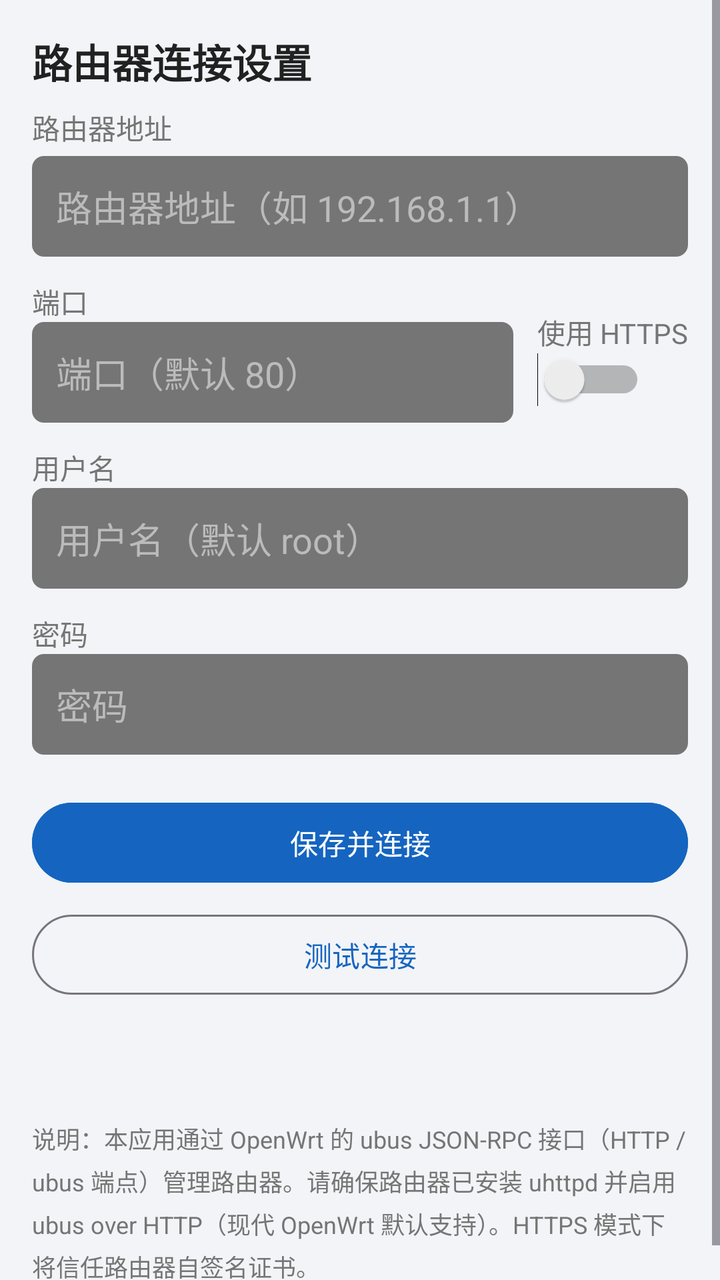
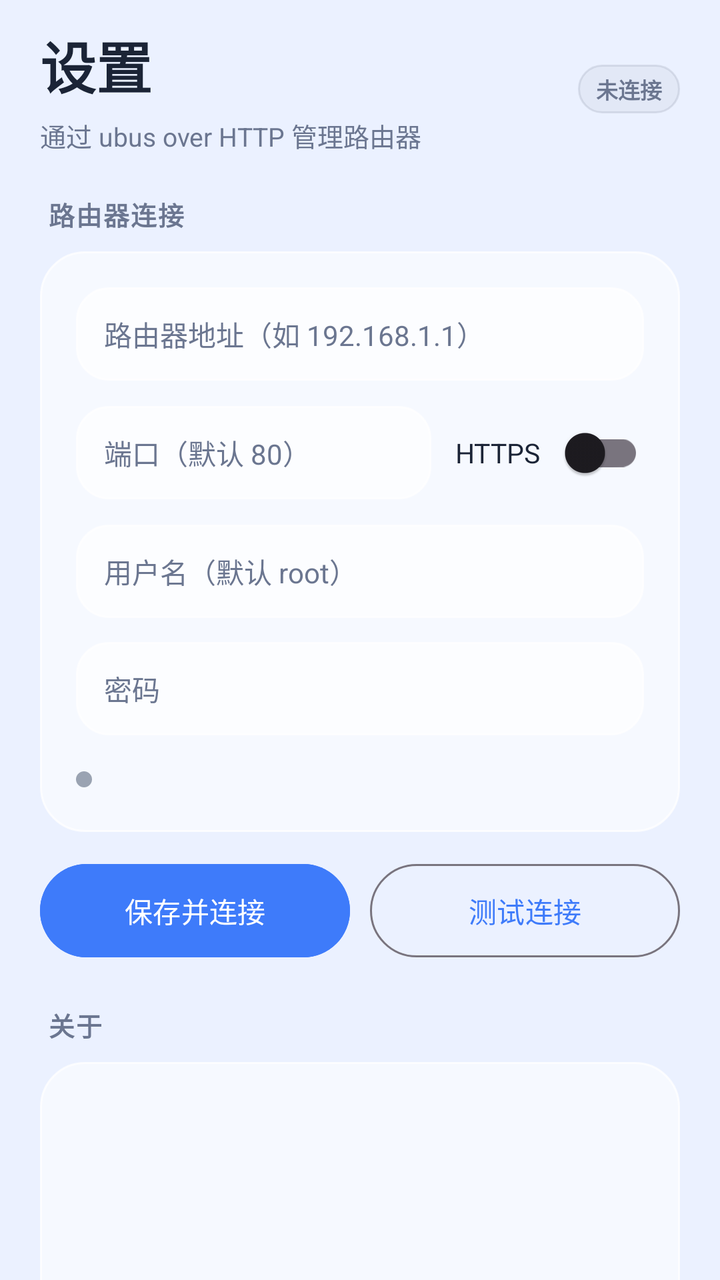

Compare the two renders of this Android layout. The source of the first and the diff that turns it into the second are given below.
<!-- AndroidManifest.xml: application theme Theme.MyOpenWrt -->
<!-- res/layout/fragment_settings.xml -->
<?xml version="1.0" encoding="utf-8"?>
<ScrollView xmlns:android="http://schemas.android.com/apk/res/android"
    android:layout_width="match_parent"
    android:layout_height="match_parent"
    android:fillViewport="true">

    <LinearLayout
        android:layout_width="match_parent"
        android:layout_height="wrap_content"
        android:orientation="vertical"
        android:padding="16dp">

        <TextView
            android:layout_width="wrap_content"
            android:layout_height="wrap_content"
            android:text="@string/settings_title"
            android:textColor="@color/text_primary"
            android:textSize="20sp"
            android:textStyle="bold"
            android:paddingBottom="8dp" />

        <TextView
            android:layout_width="match_parent"
            android:layout_height="wrap_content"
            android:layout_marginBottom="4dp"
            android:text="路由器地址"
            android:textColor="@color/text_secondary" />

        <EditText
            android:id="@+id/et_host"
            android:layout_width="match_parent"
            android:layout_height="wrap_content"
            android:hint="@string/hint_host"
            android:inputType="text"
            android:padding="12dp"
            android:background="@drawable/bg_input"
            android:textColorHint="#BBBBBB" />

        <LinearLayout
            android:layout_width="match_parent"
            android:layout_height="wrap_content"
            android:orientation="horizontal"
            android:layout_marginTop="12dp">

            <LinearLayout
                android:layout_width="0dp"
                android:layout_height="wrap_content"
                android:layout_weight="1"
                android:orientation="vertical">
                <TextView
                    android:layout_width="wrap_content"
                    android:layout_height="wrap_content"
                    android:text="端口"
                    android:textColor="@color/text_secondary" />
                <EditText
                    android:id="@+id/et_port"
                    android:layout_width="match_parent"
                    android:layout_height="wrap_content"
                    android:hint="@string/hint_port"
                    android:inputType="number"
                    android:padding="12dp"
                    android:background="@drawable/bg_input"
                    android:textColorHint="#BBBBBB" />
            </LinearLayout>

            <LinearLayout
                android:layout_width="wrap_content"
                android:layout_height="match_parent"
                android:gravity="bottom"
                android:orientation="vertical"
                android:layout_marginStart="12dp"
                android:paddingBottom="8dp">
                <TextView
                    android:layout_width="wrap_content"
                    android:layout_height="wrap_content"
                    android:text="@string/label_https"
                    android:textColor="@color/text_secondary" />
                <Switch
                    android:id="@+id/sw_https"
                    android:layout_width="wrap_content"
                    android:layout_height="wrap_content" />
            </LinearLayout>
        </LinearLayout>

        <TextView
            android:layout_width="wrap_content"
            android:layout_height="wrap_content"
            android:layout_marginTop="12dp"
            android:text="用户名"
            android:textColor="@color/text_secondary" />

        <EditText
            android:id="@+id/et_username"
            android:layout_width="match_parent"
            android:layout_height="wrap_content"
            android:hint="@string/hint_username"
            android:inputType="text"
            android:padding="12dp"
            android:background="@drawable/bg_input"
            android:textColorHint="#BBBBBB" />

        <TextView
            android:layout_width="wrap_content"
            android:layout_height="wrap_content"
            android:layout_marginTop="12dp"
            android:text="密码"
            android:textColor="@color/text_secondary" />

        <EditText
            android:id="@+id/et_password"
            android:layout_width="match_parent"
            android:layout_height="wrap_content"
            android:hint="@string/hint_password"
            android:inputType="textPassword"
            android:padding="12dp"
            android:background="@drawable/bg_input"
            android:textColorHint="#BBBBBB" />

        <Button
            android:id="@+id/btn_save"
            android:layout_width="match_parent"
            android:layout_height="wrap_content"
            android:layout_marginTop="20dp"
            android:text="@string/btn_save_connect"
            android:backgroundTint="@color/primary" />

        <Button
            android:id="@+id/btn_test"
            style="@style/Widget.Material3.Button.OutlinedButton"
            android:layout_width="match_parent"
            android:layout_height="wrap_content"
            android:layout_marginTop="8dp"
            android:text="@string/btn_test" />

        <ProgressBar
            android:id="@+id/progress"
            android:layout_width="wrap_content"
            android:layout_height="wrap_content"
            android:layout_gravity="center"
            android:layout_marginTop="16dp"
            android:visibility="gone" />

        <TextView
            android:id="@+id/tv_status"
            android:layout_width="match_parent"
            android:layout_height="wrap_content"
            android:layout_marginTop="16dp"
            android:gravity="center"
            android:textColor="@color/text_secondary"
            android:textSize="14sp" />

        <TextView
            android:layout_width="match_parent"
            android:layout_height="wrap_content"
            android:layout_marginTop="24dp"
            android:text="说明：本应用通过 OpenWrt 的 ubus JSON-RPC 接口（HTTP /ubus 端点）管理路由器。请确保路由器已安装 uhttpd 并启用 ubus over HTTP（现代 OpenWrt 默认支持）。HTTPS 模式下将信任路由器自签名证书。"
            android:textColor="@color/text_secondary"
            android:textSize="12sp"
            android:lineSpacingExtra="4dp" />

    </LinearLayout>
</ScrollView>
<!-- resources referenced by this layout -->
<resources>
  <color name="primary">#1565C0</color>
  <color name="text_primary">#212121</color>
  <color name="text_secondary">#757575</color>
  <!-- drawable bg_input (drawable) -->
  <?xml version="1.0" encoding="utf-8"?>
  <shape xmlns:android="http://schemas.android.com/apk/res/android"
      android:shape="rectangle">
      <solid android:color="@color/text_secondary" />
      <corners android:radius="6dp" />
  </shape>
  <string name="label_https">使用 HTTPS</string>
  <string name="settings_title">路由器连接设置</string>
  <style name="Theme.MyOpenWrt" parent="Theme.Material3.DayNight.NoActionBar">
          <item name="colorPrimary">@color/primary</item>
          <item name="colorPrimaryDark">@color/primary_dark</item>
          <item name="colorAccent">@color/accent</item>
          <item name="android:statusBarColor" tools:targetApi="l">@color/primary_dark</item>
          <item name="android:windowBackground">@color/bg_screen</item>
      </style>
  <color name="primary_dark">#0D47A1</color>
  <color name="accent">#00BCD4</color>
  <color name="bg_screen">#F2F4F7</color>
  <!-- unchanged entries left out for length: 6 -->
</resources>

<!-- the commit's change to res/layout/fragment_settings.xml (unified diff, before → after) -->
@@ -2,161 +2,307 @@
 <ScrollView xmlns:android="http://schemas.android.com/apk/res/android"
     android:layout_width="match_parent"
     android:layout_height="match_parent"
-    android:fillViewport="true">
+    android:clipToPadding="false"
+    android:fillViewport="true"
+    android:scrollbars="none">
 
     <LinearLayout
         android:layout_width="match_parent"
         android:layout_height="wrap_content"
         android:orientation="vertical"
-        android:padding="16dp">
-
-        <TextView
-            android:layout_width="wrap_content"
-            android:layout_height="wrap_content"
-            android:text="@string/settings_title"
-            android:textColor="@color/text_primary"
-            android:textSize="20sp"
-            android:textStyle="bold"
-            android:paddingBottom="8dp" />
-
-        <TextView
-            android:layout_width="match_parent"
-            android:layout_height="wrap_content"
-            android:layout_marginBottom="4dp"
-            android:text="路由器地址"
-            android:textColor="@color/text_secondary" />
-
-        <EditText
-            android:id="@+id/et_host"
-            android:layout_width="match_parent"
-            android:layout_height="wrap_content"
-            android:hint="@string/hint_host"
-            android:inputType="text"
-            android:padding="12dp"
-            android:background="@drawable/bg_input"
-            android:textColorHint="#BBBBBB" />
+        android:paddingStart="20dp"
+        android:paddingTop="12dp"
+        android:paddingEnd="20dp"
+        android:paddingBottom="120dp">
 
         <LinearLayout
             android:layout_width="match_parent"
             android:layout_height="wrap_content"
-            android:orientation="horizontal"
-            android:layout_marginTop="12dp">
+            android:gravity="center_vertical"
+            android:orientation="horizontal">
 
             <LinearLayout
                 android:layout_width="0dp"
                 android:layout_height="wrap_content"
                 android:layout_weight="1"
                 android:orientation="vertical">
+
                 <TextView
+                    style="@style/PageTitle"
                     android:layout_width="wrap_content"
                     android:layout_height="wrap_content"
-                    android:text="端口"
-                    android:textColor="@color/text_secondary" />
+                    android:text="@string/settings_page_title" />
+
+                <TextView
+                    style="@style/PageSubtitle"
+                    android:layout_width="wrap_content"
+                    android:layout_height="wrap_content"
+                    android:layout_marginTop="5dp"
+                    android:text="@string/settings_subtitle" />
+            </LinearLayout>
+
+            <TextView
+                android:id="@+id/tv_conn_badge"
+                style="@style/ChipText"
+                android:layout_width="wrap_content"
+                android:layout_height="wrap_content"
+                android:background="@drawable/bg_chip_neutral"
+                android:text="@string/state_disconnected"
+                android:textColor="@color/text_secondary" />
+        </LinearLayout>
+
+        <TextView
+            style="@style/SectionTitle"
+            android:layout_width="match_parent"
+            android:layout_height="wrap_content"
+            android:text="@string/settings_section_router" />
+
+        <LinearLayout
+            android:layout_width="match_parent"
+            android:layout_height="wrap_content"
+            android:background="@drawable/bg_glass_card"
+            android:elevation="2dp"
+            android:orientation="vertical"
+            android:padding="18dp">
+
+            <EditText
+                android:id="@+id/et_host"
+                android:layout_width="match_parent"
+                android:layout_height="wrap_content"
+                android:background="@drawable/bg_input"
+                android:hint="@string/hint_host"
+                android:inputType="textUri"
+                android:maxLines="1"
+                android:paddingStart="14dp"
+                android:paddingTop="13dp"
+                android:paddingEnd="14dp"
+                android:paddingBottom="13dp"
+                android:textColor="@color/text_primary"
+                android:textColorHint="@color/text_secondary"
+                android:textSize="14sp" />
+
+            <LinearLayout
+                android:layout_width="match_parent"
+                android:layout_height="wrap_content"
+                android:layout_marginTop="12dp"
+                android:gravity="center_vertical"
+                android:orientation="horizontal">
+
                 <EditText
                     android:id="@+id/et_port"
-                    android:layout_width="match_parent"
-                    android:layout_height="wrap_content"
+                    android:layout_width="0dp"
+                    android:layout_height="wrap_content"
+                    android:layout_weight="1"
+                    android:background="@drawable/bg_input"
                     android:hint="@string/hint_port"
                     android:inputType="number"
-                    android:padding="12dp"
-                    android:background="@drawable/bg_input"
-                    android:textColorHint="#BBBBBB" />
+                    android:maxLines="1"
+                    android:paddingStart="14dp"
+                    android:paddingTop="13dp"
+                    android:paddingEnd="14dp"
+                    android:paddingBottom="13dp"
+                    android:textColor="@color/text_primary"
+                    android:textColorHint="@color/text_secondary"
+                    android:textSize="14sp" />
+
+                <LinearLayout
+                    android:layout_width="wrap_content"
+                    android:layout_height="wrap_content"
+                    android:layout_marginStart="12dp"
+                    android:gravity="center_vertical"
+                    android:orientation="horizontal">
+
+                    <TextView
+                        android:layout_width="wrap_content"
+                        android:layout_height="wrap_content"
+                        android:text="@string/label_https"
+                        android:textColor="@color/text_primary"
+                        android:textSize="13.5sp" />
+
+                    <com.google.android.material.switchmaterial.SwitchMaterial
+                        android:id="@+id/sw_https"
+                        android:layout_width="wrap_content"
+                        android:layout_height="wrap_content"
+                        android:layout_marginStart="4dp" />
+                </LinearLayout>
             </LinearLayout>
 
+            <EditText
+                android:id="@+id/et_username"
+                android:layout_width="match_parent"
+                android:layout_height="wrap_content"
+                android:layout_marginTop="12dp"
+                android:background="@drawable/bg_input"
+                android:hint="@string/hint_username"
+                android:inputType="text"
+                android:maxLines="1"
+                android:paddingStart="14dp"
+                android:paddingTop="13dp"
+                android:paddingEnd="14dp"
+                android:paddingBottom="13dp"
+                android:textColor="@color/text_primary"
+                android:textColorHint="@color/text_secondary"
+                android:textSize="14sp" />
+
+            <EditText
+                android:id="@+id/et_password"
+                android:layout_width="match_parent"
+                android:layout_height="wrap_content"
+                android:layout_marginTop="12dp"
+                android:background="@drawable/bg_input"
+                android:hint="@string/hint_password"
+                android:inputType="textPassword"
+                android:maxLines="1"
+                android:paddingStart="14dp"
+                android:paddingTop="13dp"
+                android:paddingEnd="14dp"
+                android:paddingBottom="13dp"
+                android:textColor="@color/text_primary"
+                android:textColorHint="@color/text_secondary"
+                android:textSize="14sp" />
+
             <LinearLayout
-                android:layout_width="wrap_content"
-                android:layout_height="match_parent"
-                android:gravity="bottom"
-                android:orientation="vertical"
-                android:layout_marginStart="12dp"
-                android:paddingBottom="8dp">
+                android:layout_width="match_parent"
+                android:layout_height="wrap_content"
+                android:layout_marginTop="14dp"
+                android:gravity="center_vertical"
+                android:orientation="horizontal">
+
+                <View
+                    android:id="@+id/dot_conn"
+                    android:layout_width="8dp"
+                    android:layout_height="8dp"
+                    android:background="@drawable/bg_dot"
+                    android:backgroundTint="@color/status_off" />
+
                 <TextView
-                    android:layout_width="wrap_content"
-                    android:layout_height="wrap_content"
-                    android:text="@string/label_https"
-                    android:textColor="@color/text_secondary" />
-                <Switch
-                    android:id="@+id/sw_https"
-                    android:layout_width="wrap_content"
-                    android:layout_height="wrap_content" />
+                    android:id="@+id/tv_status"
+                    android:layout_width="0dp"
+                    android:layout_height="wrap_content"
+                    android:layout_marginStart="8dp"
+                    android:layout_weight="1"
+                    android:lineSpacingExtra="2dp"
+                    android:textColor="@color/text_secondary"
+                    android:textSize="12sp" />
             </LinearLayout>
+
+            <ProgressBar
+                android:id="@+id/progress"
+                android:layout_width="match_parent"
+                android:layout_height="3dp"
+                android:layout_marginTop="12dp"
+                android:progressTint="@color/primary"
+                android:visibility="gone" />
         </LinearLayout>
 
+        <LinearLayout
+            android:layout_width="match_parent"
+            android:layout_height="wrap_content"
+            android:layout_marginTop="12dp"
+            android:orientation="horizontal">
+
+            <Button
+                android:id="@+id/btn_save"
+                android:layout_width="0dp"
+                android:layout_height="wrap_content"
+                android:layout_weight="1"
+                android:backgroundTint="@color/primary"
+                android:paddingTop="13dp"
+                android:paddingBottom="13dp"
+                android:text="@string/btn_save_connect"
+                android:textAllCaps="false"
+                android:textColor="@color/white" />
+
+            <Button
+                android:id="@+id/btn_test"
+                style="@style/Widget.Material3.Button.OutlinedButton"
+                android:layout_width="0dp"
+                android:layout_height="wrap_content"
+                android:layout_marginStart="10dp"
+                android:layout_weight="1"
+                android:paddingTop="13dp"
+                android:paddingBottom="13dp"
+                android:text="@string/btn_test"
+                android:textAllCaps="false" />
+        </LinearLayout>
+
         <TextView
-            android:layout_width="wrap_content"
-            android:layout_height="wrap_content"
-            android:layout_marginTop="12dp"
-            android:text="用户名"
-            android:textColor="@color/text_secondary" />
-
-        <EditText
-            android:id="@+id/et_username"
-            android:layout_width="match_parent"
-            android:layout_height="wrap_content"
-            android:hint="@string/hint_username"
-            android:inputType="text"
-            android:padding="12dp"
-            android:background="@drawable/bg_input"
-            android:textColorHint="#BBBBBB" />
+            android:id="@+id/btn_logout"
+            android:layout_width="match_parent"
+            android:layout_height="46dp"
+            android:gravity="center"
+            android:text="@string/btn_logout"
+            android:textColor="@color/danger"
+            android:textSize="14sp"
+            android:visibility="gone" />
 
         <TextView
-            android:layout_width="wrap_content"
-            android:layout_height="wrap_content"
-            android:layout_marginTop="12dp"
-            android:text="密码"
-            android:textColor="@color/text_secondary" />
-
-        <EditText
-            android:id="@+id/et_password"
-            android:layout_width="match_parent"
-            android:layout_height="wrap_content"
-            android:hint="@string/hint_password"
-            android:inputType="textPassword"
-            android:padding="12dp"
-            android:background="@drawable/bg_input"
-            android:textColorHint="#BBBBBB" />
-
-        <Button
-            android:id="@+id/btn_save"
-            android:layout_width="match_parent"
-            android:layout_height="wrap_content"
-            android:layout_marginTop="20dp"
-            android:text="@string/btn_save_connect"
-            android:backgroundTint="@color/primary" />
-
-        <Button
-            android:id="@+id/btn_test"
-            style="@style/Widget.Material3.Button.OutlinedButton"
-            android:layout_width="match_parent"
-            android:layout_height="wrap_content"
-            android:layout_marginTop="8dp"
-            android:text="@string/btn_test" />
-
-        <ProgressBar
-            android:id="@+id/progress"
-            android:layout_width="wrap_content"
-            android:layout_height="wrap_content"
-            android:layout_gravity="center"
-            android:layout_marginTop="16dp"
-            android:visibility="gone" />
-
-        <TextView
-            android:id="@+id/tv_status"
-            android:layout_width="match_parent"
-            android:layout_height="wrap_content"
-            android:layout_marginTop="16dp"
-            android:gravity="center"
-            android:textColor="@color/text_secondary"
-            android:textSize="14sp" />
-
-        <TextView
-            android:layout_width="match_parent"
-            android:layout_height="wrap_content"
-            android:layout_marginTop="24dp"
-            android:text="说明：本应用通过 OpenWrt 的 ubus JSON-RPC 接口（HTTP /ubus 端点）管理路由器。请确保路由器已安装 uhttpd 并启用 ubus over HTTP（现代 OpenWrt 默认支持）。HTTPS 模式下将信任路由器自签名证书。"
-            android:textColor="@color/text_secondary"
-            android:textSize="12sp"
-            android:lineSpacingExtra="4dp" />
+            style="@style/SectionTitle"
+            android:layout_width="match_parent"
+            android:layout_height="wrap_content"
+            android:text="@string/about_title" />
+
+        <LinearLayout
+            android:layout_width="match_parent"
+            android:layout_height="wrap_content"
+            android:background="@drawable/bg_glass_card"
+            android:elevation="2dp"
+            android:orientation="vertical"
+            android:padding="18dp">
+
+            <include
+                android:id="@+id/row_app_name"
+                layout="@layout/item_info_row" />
+
+            <include
+                android:id="@+id/row_version"
+                layout="@layout/item_info_row" />
+
+            <include
+                android:id="@+id/row_protocol"
+                layout="@layout/item_info_row" />
+
+            <include
+                android:id="@+id/row_min_system"
+                layout="@layout/item_info_row" />
+
+            <TextView
+                android:layout_width="match_parent"
+                android:layout_height="wrap_content"
+                android:layout_marginTop="8dp"
+                android:lineSpacingExtra="4dp"
+                android:text="@string/about_note"
+                android:textColor="@color/text_secondary"
+                android:textSize="11.5sp" />
+        </LinearLayout>
 
     </LinearLayout>
 </ScrollView>
+<!-- res/layout/item_info_row.xml (included above) -->
+<?xml version="1.0" encoding="utf-8"?>
+<LinearLayout xmlns:android="http://schemas.android.com/apk/res/android"
+    android:layout_width="match_parent"
+    android:layout_height="wrap_content"
+    android:orientation="horizontal"
+    android:paddingTop="7dp"
+    android:paddingBottom="7dp">
+
+    <TextView
+        android:id="@+id/info_label"
+        android:layout_width="96dp"
+        android:layout_height="wrap_content"
+        android:textColor="@color/text_secondary"
+        android:textSize="13sp" />
+
+    <TextView
+        android:id="@+id/info_value"
+        android:layout_width="0dp"
+        android:layout_height="wrap_content"
+        android:layout_weight="1"
+        android:gravity="end"
+        android:lineSpacingExtra="2dp"
+        android:textColor="@color/text_primary"
+        android:textSize="13.5sp"
+        android:textStyle="bold" />
+
+</LinearLayout>
<!-- resource entries referenced after the edit -->
@@ -1,27 +1,106 @@
 <!-- resources referenced by this layout -->
 <resources>
-  <color name="primary">#1565C0</color>
-  <color name="text_primary">#212121</color>
-  <color name="text_secondary">#757575</color>
+  <color name="danger">#FFD64545</color>
+  <color name="primary">#FF3E7BFA</color>
+  <color name="status_off">#FF9AA3B2</color>
+  <color name="text_primary">#FF1B2436</color>
+  <color name="text_secondary">#FF6B7690</color>
+  <color name="white">#FFFFFFFF</color>
+  <!-- drawable bg_chip_neutral (drawable) -->
+  <?xml version="1.0" encoding="utf-8"?>
+  <shape xmlns:android="http://schemas.android.com/apk/res/android"
+      android:shape="rectangle">
+      <solid android:color="#1F9AA3B2" />
+      <stroke
+          android:width="1dp"
+          android:color="#479AA3B2" />
+      <corners android:radius="20dp" />
+  </shape>
+  <!-- drawable bg_dot (drawable) -->
+  <?xml version="1.0" encoding="utf-8"?>
+  <shape xmlns:android="http://schemas.android.com/apk/res/android"
+      android:shape="oval">
+      <solid android:color="#FFFFFFFF" />
+  </shape>
+  <!-- drawable bg_glass_card (drawable) -->
+  <?xml version="1.0" encoding="utf-8"?>
+  <shape xmlns:android="http://schemas.android.com/apk/res/android"
+      android:shape="rectangle">
+      <solid android:color="@color/glass_fill" />
+      <stroke
+          android:width="1dp"
+          android:color="@color/glass_border" />
+      <corners android:radius="22dp" />
+  </shape>
   <!-- drawable bg_input (drawable) -->
   <?xml version="1.0" encoding="utf-8"?>
   <shape xmlns:android="http://schemas.android.com/apk/res/android"
       android:shape="rectangle">
-      <solid android:color="@color/text_secondary" />
-      <corners android:radius="6dp" />
+      <solid android:color="@color/glass_input_fill" />
+      <stroke
+          android:width="1dp"
+          android:color="@color/glass_border" />
+      <corners android:radius="16dp" />
   </shape>
-  <string name="label_https">使用 HTTPS</string>
-  <string name="settings_title">路由器连接设置</string>
+  <string name="about_note">本应用通过路由器开放的 ubus HTTP 接口工作，连接信息仅保存在本机。为兼容自签名证书，HTTPS 模式不校验证书，建议仅在可信局域网内使用。</string>
+  <string name="about_title">关于</string>
+  <string name="btn_logout">断开登录</string>
+  <string name="label_https">HTTPS</string>
+  <string name="settings_page_title">设置</string>
+  <string name="settings_section_router">路由器连接</string>
+  <string name="settings_subtitle">通过 ubus over HTTP 管理路由器</string>
+  <string name="state_disconnected">未连接</string>
+  <style name="ChipText">
+          <item name="android:layout_width">wrap_content</item>
+          <item name="android:layout_height">wrap_content</item>
+          <item name="android:paddingStart">9dp</item>
+          <item name="android:paddingEnd">9dp</item>
+          <item name="android:paddingTop">4dp</item>
+          <item name="android:paddingBottom">4dp</item>
+          <item name="android:textSize">11sp</item>
+          <item name="android:textStyle">bold</item>
+      </style>
+  <style name="PageSubtitle">
+          <item name="android:textColor">@color/text_secondary</item>
+          <item name="android:textSize">13sp</item>
+      </style>
+  <style name="PageTitle">
+          <item name="android:textColor">@color/text_primary</item>
+          <item name="android:textSize">28sp</item>
+          <item name="android:textStyle">bold</item>
+      </style>
+  <style name="SectionTitle">
+          <item name="android:textColor">@color/text_secondary</item>
+          <item name="android:textSize">13sp</item>
+          <item name="android:textStyle">bold</item>
+          <item name="android:letterSpacing">0.05</item>
+          <item name="android:paddingStart">4dp</item>
+          <item name="android:paddingEnd">4dp</item>
+          <item name="android:paddingTop">20dp</item>
+          <item name="android:paddingBottom">9dp</item>
+      </style>
   <style name="Theme.MyOpenWrt" parent="Theme.Material3.DayNight.NoActionBar">
           <item name="colorPrimary">@color/primary</item>
           <item name="colorPrimaryDark">@color/primary_dark</item>
+          <item name="colorSecondary">@color/secondary</item>
           <item name="colorAccent">@color/accent</item>
-          <item name="android:statusBarColor" tools:targetApi="l">@color/primary_dark</item>
+          <item name="colorOnPrimary">@color/white</item>
+  
           <item name="android:windowBackground">@color/bg_screen</item>
+          <item name="android:statusBarColor">@android:color/transparent</item>
+          <item name="android:navigationBarColor">@android:color/transparent</item>
+          <item name="android:windowDrawsSystemBarBackgrounds">true</item>
+          <item name="android:windowLightStatusBar" tools:targetApi="m">@bool/light_system_bars</item>
+          <item name="android:windowLightNavigationBar" tools:targetApi="o_mr1">@bool/light_system_bars</item>
+          <item name="android:windowActionModeOverlay">true</item>
       </style>
-  <color name="primary_dark">#0D47A1</color>
-  <color name="accent">#00BCD4</color>
-  <color name="bg_screen">#F2F4F7</color>
+  <color name="glass_fill">#94FFFFFF</color>
+  <color name="glass_border">#C7FFFFFF</color>
+  <color name="glass_input_fill">#B8FFFFFF</color>
+  <color name="primary_dark">#FF2C5EDB</color>
+  <color name="secondary">#FF8B6BFF</color>
+  <color name="accent">#FF17C3B2</color>
+  <color name="bg_screen">#FFEBF1FF</color>
   <!-- unchanged entries left out for length: 6 -->
 </resources>
 
